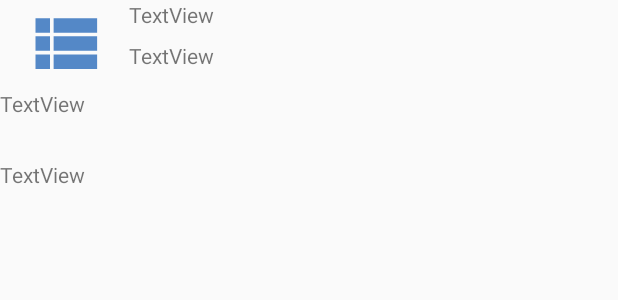
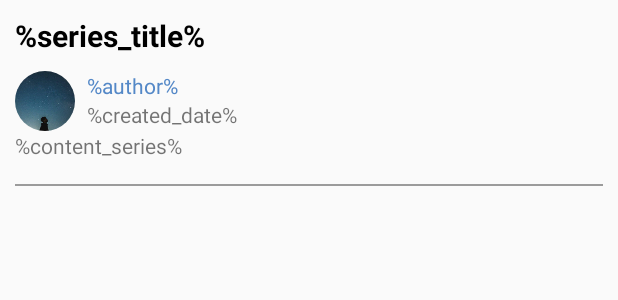
Before and after one commit to sucanabo/Tech4Life-Android, an Android app: the layout series_custom.xml on its own in the app's theme, with its tools: preview values and no code run, on a phone screen of 412 x 824 dp. Shown: the top 300 px of the screen. Run offline under Robolectric (Android 15) with nearby library versions, the phone set to English and light mode, and no system bars; network calls fail.

Commit message:
get API series

```diff
--- a/app/build.gradle
+++ b/app/build.gradle
@@ -1,4 +1,5 @@
 apply plugin: 'com.android.application'
+apply plugin: 'com.google.gms.google-services'
 
 android {
     compileSdkVersion 30
@@ -30,6 +31,7 @@ dependencies {
     implementation 'androidx.appcompat:appcompat:1.2.0'
     implementation 'androidx.constraintlayout:constraintlayout:2.0.4'
     implementation 'androidx.legacy:legacy-support-v4:1.0.0'
+    implementation 'com.google.firebase:firebase-messaging:21.0.1'
     testImplementation 'junit:junit:4.12'
     implementation 'com.squareup.picasso:picasso:2.71828'
     androidTestImplementation 'androidx.test.ext:junit:1.1.2'
--- a/app/src/main/res/layout/fragment_series.xml
+++ b/app/src/main/res/layout/fragment_series.xml
@@ -11,4 +11,9 @@
         android:layout_height="match_parent"
         android:text="Series Fragment" />
 
+    <androidx.recyclerview.widget.RecyclerView
+        android:id="@+id/series_recycler_view"
+        android:layout_width="match_parent"
+        android:layout_height="match_parent" />
+
 </FrameLayout>
--- a/app/src/main/res/layout/series_custom.xml
+++ b/app/src/main/res/layout/series_custom.xml
@@ -1,54 +1,85 @@
 <?xml version="1.0" encoding="utf-8"?>
-<androidx.constraintlayout.widget.ConstraintLayout xmlns:android="http://schemas.android.com/apk/res/android"
+<LinearLayout xmlns:android="http://schemas.android.com/apk/res/android"
     xmlns:app="http://schemas.android.com/apk/res-auto"
-    xmlns:tools="http://schemas.android.com/tools"
+    android:id="@+id/seriesItemLayout"
+
+    android:layout_width="wrap_content"
+    android:layout_height="wrap_content"
+    android:orientation="vertical"
+    android:padding="10dp">
+
+    <LinearLayout
+
         android:layout_width="match_parent"
-    android:layout_height="wrap_content">
+        android:layout_height="match_parent">
 
+        <LinearLayout
+            android:layout_width="match_parent"
+            android:layout_height="wrap_content"
+            android:orientation="vertical">
 
-    <ImageView
-        android:id="@+id/imgSeries"
-        android:layout_width="86dp"
-        android:layout_height="58dp"
-        app:layout_constraintBottom_toBottomOf="parent"
-        app:layout_constraintStart_toStartOf="parent"
-        app:layout_constraintTop_toTopOf="parent"
-        app:layout_constraintVertical_bias="0.0"
-        app:srcCompat="@drawable/ic_series" />
+            <TextView
+                android:id="@+id/txtTitleSeries"
+                android:layout_width="388dp"
+                android:layout_height="wrap_content"
+                android:layout_marginBottom="10dp"
+                android:text="%series_title%"
+                android:textColor="#000"
+                android:textSize="20sp"
+                android:textStyle="bold" />
+
+            <LinearLayout
+                android:layout_width="match_parent"
+                android:layout_height="wrap_content"
+                android:orientation="horizontal">
+
+                <de.hdodenhof.circleimageview.CircleImageView
+                    android:id="@+id/series_item_avt"
+                    android:layout_width="40dp"
+                    android:layout_height="40dp"
+                    android:src="@drawable/avt"
+                    app:civ_border_color="#FF000000"
+                    app:civ_border_width="0dp" />
+
+                <LinearLayout
+                    android:layout_width="350dp"
+                    android:layout_height="wrap_content"
+                    android:orientation="vertical"
+                    android:paddingStart="8dp">
 
                     <TextView
                         android:id="@+id/txtUsernameSeries"
-        android:layout_width="0dp"
-        android:layout_height="27dp"
-        android:text="TextView"
-        app:layout_constraintEnd_toEndOf="parent"
-        app:layout_constraintStart_toEndOf="@+id/imgSeries"
-        app:layout_constraintTop_toTopOf="parent" />
+                        android:layout_width="wrap_content"
+                        android:layout_height="wrap_content"
+                        android:text="%author%"
+                        android:textColor="@color/colorPrimary" />
 
                     <TextView
                         android:id="@+id/txtDateSeries"
-        android:layout_width="0dp"
-        android:layout_height="32dp"
-        android:text="TextView"
-        app:layout_constraintEnd_toEndOf="parent"
-        app:layout_constraintStart_toEndOf="@+id/imgSeries"
-        app:layout_constraintTop_toBottomOf="@+id/txtUsernameSeries" />
+                        android:layout_width="wrap_content"
+                        android:layout_height="wrap_content"
+                        android:text="%created_date%" />
+                </LinearLayout>
+            </LinearLayout>
 
-    <TextView
-        android:id="@+id/txtTitleSeries"
-        android:layout_width="0dp"
-        android:layout_height="47dp"
-        android:text="TextView"
-        app:layout_constraintEnd_toEndOf="parent"
-        app:layout_constraintStart_toStartOf="parent"
-        app:layout_constraintTop_toBottomOf="@+id/txtDateSeries" />
+            <LinearLayout
+                android:layout_width="match_parent"
+                android:layout_height="wrap_content"
+                android:orientation="vertical">
 
                 <TextView
                     android:id="@+id/txtContentSeries"
-        android:layout_width="0dp"
-        android:layout_height="61dp"
-        android:text="TextView"
-        app:layout_constraintEnd_toEndOf="parent"
-        app:layout_constraintStart_toStartOf="parent"
-        app:layout_constraintTop_toBottomOf="@+id/txtTitleSeries" />
-</androidx.constraintlayout.widget.ConstraintLayout>
+                    android:layout_width="match_parent"
+                    android:layout_height="wrap_content"
+                    android:text="%content_series%" />
+            </LinearLayout>
+        </LinearLayout>
+
+    </LinearLayout>
+
+    <View
+        android:layout_width="match_parent"
+        android:layout_height="1dp"
+        android:layout_marginTop="16dp"
+        android:background="@color/colorMute" />
+</LinearLayout>
--- a/build.gradle
+++ b/build.gradle
@@ -6,6 +6,7 @@ buildscript {
     }
     dependencies {
         classpath 'com.android.tools.build:gradle:4.1.1'
+        classpath 'com.google.gms:google-services:4.3.4'
 
         // NOTE: Do not place your application dependencies here; they belong
         // in the individual module build.gradle files
```
Also changed, not shown: app/src/main/java/com/example/tech4life/PostFragment.java (+52 -56 lines), app/src/main/java/com/example/tech4life/SerieActivity.java (+6 -6 lines), app/src/main/java/com/example/tech4life/SeriesFragment.java (+88 -40 lines), app/src/main/java/com/example/tech4life/adapter/PostsAdapter.java (+4 -6 lines), app/src/main/java/com/example/tech4life/adapter/SeriesAdapter.java (+12 -2 lines), app/src/main/java/com/example/tech4life/recycleritems/Post.java (+7 -7 lines), app/src/main/java/com/example/tech4life/recycleritems/Series.java (+22 -12 lines), app/src/main/res/layout/activity_post_item.xml (+5 -5 lines), 1 other file. Lines whose indentation alone changed are shown as unchanged.
